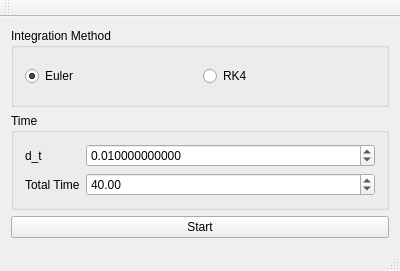
This is mainwindow.ui in msis/IntervalErrorEstimation as Qt 5 draws it before an edit. The edited form follows.
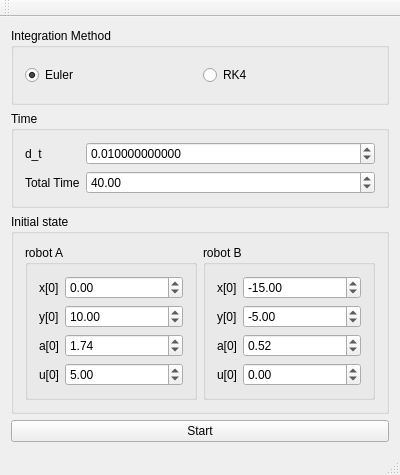
This is the edited form.

Commit message: Draws error plot. Computes integration outside start function.

The edit to the form file:
```diff
--- a/mainwindow.ui
+++ b/mainwindow.ui
@@ -7,7 +7,7 @@
     <x>0</x>
     <y>0</y>
     <width>400</width>
-    <height>271</height>
+    <height>475</height>
    </rect>
   </property>
   <property name="windowTitle">
@@ -108,6 +108,184 @@
       </layout>
      </widget>
     </item>
+    <item>
+     <widget class="QGroupBox" name="groupBox_init">
+      <property name="title">
+       <string>Initial state</string>
+      </property>
+      <layout class="QGridLayout" name="gridLayout">
+       <item row="0" column="0">
+        <widget class="QGroupBox" name="groupBox_iA">
+         <property name="sizePolicy">
+          <sizepolicy hsizetype="Preferred" vsizetype="Preferred">
+           <horstretch>0</horstretch>
+           <verstretch>0</verstretch>
+          </sizepolicy>
+         </property>
+         <property name="title">
+          <string>robot A</string>
+         </property>
+         <layout class="QFormLayout" name="formLayout_3">
+          <item row="0" column="0">
+           <widget class="QLabel" name="label_xA">
+            <property name="text">
+             <string>x[0]</string>
+            </property>
+           </widget>
+          </item>
+          <item row="0" column="1">
+           <widget class="QDoubleSpinBox" name="doubleSpinBox_xA">
+            <property name="minimum">
+             <double>-100.000000000000000</double>
+            </property>
+            <property name="maximum">
+             <double>100.000000000000000</double>
+            </property>
+           </widget>
+          </item>
+          <item row="1" column="0">
+           <widget class="QLabel" name="label_yA">
+            <property name="text">
+             <string>y[0]</string>
+            </property>
+           </widget>
+          </item>
+          <item row="1" column="1">
+           <widget class="QDoubleSpinBox" name="doubleSpinBox_yA">
+            <property name="minimum">
+             <double>-100.000000000000000</double>
+            </property>
+            <property name="value">
+             <double>10.000000000000000</double>
+            </property>
+           </widget>
+          </item>
+          <item row="2" column="1">
+           <widget class="QDoubleSpinBox" name="doubleSpinBox_aA">
+            <property name="minimum">
+             <double>-6.000000000000000</double>
+            </property>
+            <property name="maximum">
+             <double>6.000000000000000</double>
+            </property>
+            <property name="value">
+             <double>1.740000000000000</double>
+            </property>
+           </widget>
+          </item>
+          <item row="3" column="1">
+           <widget class="QDoubleSpinBox" name="doubleSpinBox_uA">
+            <property name="minimum">
+             <double>-100.000000000000000</double>
+            </property>
+            <property name="value">
+             <double>5.000000000000000</double>
+            </property>
+           </widget>
+          </item>
+          <item row="2" column="0">
+           <widget class="QLabel" name="label_aA">
+            <property name="text">
+             <string>a[0]</string>
+            </property>
+           </widget>
+          </item>
+          <item row="3" column="0">
+           <widget class="QLabel" name="label_uA">
+            <property name="text">
+             <string>u[0]</string>
+            </property>
+           </widget>
+          </item>
+         </layout>
+        </widget>
+       </item>
+       <item row="0" column="1">
+        <widget class="QGroupBox" name="groupBox_iB">
+         <property name="sizePolicy">
+          <sizepolicy hsizetype="Preferred" vsizetype="Preferred">
+           <horstretch>0</horstretch>
+           <verstretch>0</verstretch>
+          </sizepolicy>
+         </property>
+         <property name="title">
+          <string>robot B</string>
+         </property>
+         <layout class="QFormLayout" name="formLayout_4">
+          <item row="0" column="0">
+           <widget class="QLabel" name="label_xB">
+            <property name="text">
+             <string>x[0]</string>
+            </property>
+           </widget>
+          </item>
+          <item row="0" column="1">
+           <widget class="QDoubleSpinBox" name="doubleSpinBox_xB">
+            <property name="minimum">
+             <double>-100.000000000000000</double>
+            </property>
+            <property name="value">
+             <double>-15.000000000000000</double>
+            </property>
+           </widget>
+          </item>
+          <item row="1" column="1">
+           <widget class="QDoubleSpinBox" name="doubleSpinBox_yB">
+            <property name="minimum">
+             <double>-100.000000000000000</double>
+            </property>
+            <property name="value">
+             <double>-5.000000000000000</double>
+            </property>
+           </widget>
+          </item>
+          <item row="2" column="1">
+           <widget class="QDoubleSpinBox" name="doubleSpinBox_aB">
+            <property name="minimum">
+             <double>-6.000000000000000</double>
+            </property>
+            <property name="maximum">
+             <double>6.000000000000000</double>
+            </property>
+            <property name="value">
+             <double>0.520000000000000</double>
+            </property>
+           </widget>
+          </item>
+          <item row="3" column="1">
+           <widget class="QDoubleSpinBox" name="doubleSpinBox_uB">
+            <property name="minimum">
+             <double>-100.000000000000000</double>
+            </property>
+           </widget>
+          </item>
+          <item row="1" column="0">
+           <widget class="QLabel" name="label_yB">
+            <property name="text">
+             <string>y[0]</string>
+            </property>
+           </widget>
+          </item>
+          <item row="2" column="0">
+           <widget class="QLabel" name="label_aB">
+            <property name="text">
+             <string>a[0]</string>
+            </property>
+           </widget>
+          </item>
+          <item row="3" column="0">
+           <widget class="QLabel" name="label_uB">
+            <property name="text">
+             <string>u[0]</string>
+            </property>
+           </widget>
+          </item>
+         </layout>
+        </widget>
+       </item>
+      </layout>
+     </widget>
+    </item>
     <item>
      <widget class="QPushButton" name="pushButton_start">
       <property name="text">
```
Left out of the diff: 2 changed lines with no effect on the pictures. The commit also changes 2 other files.
